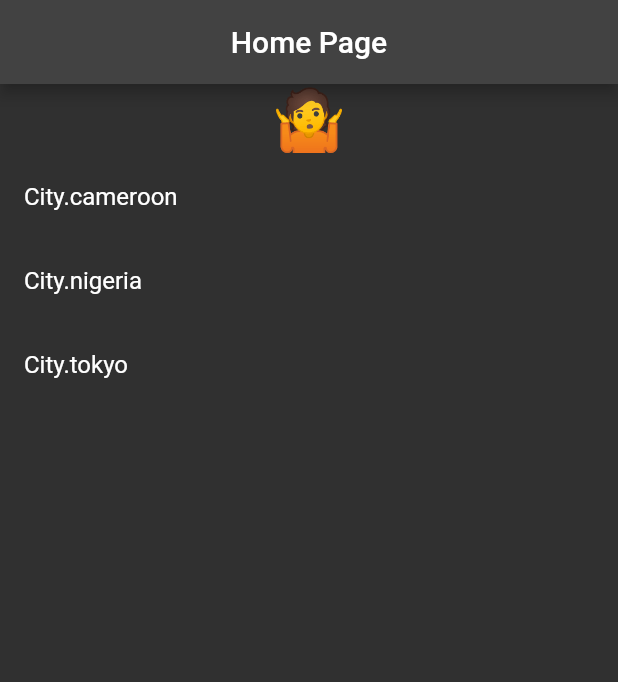
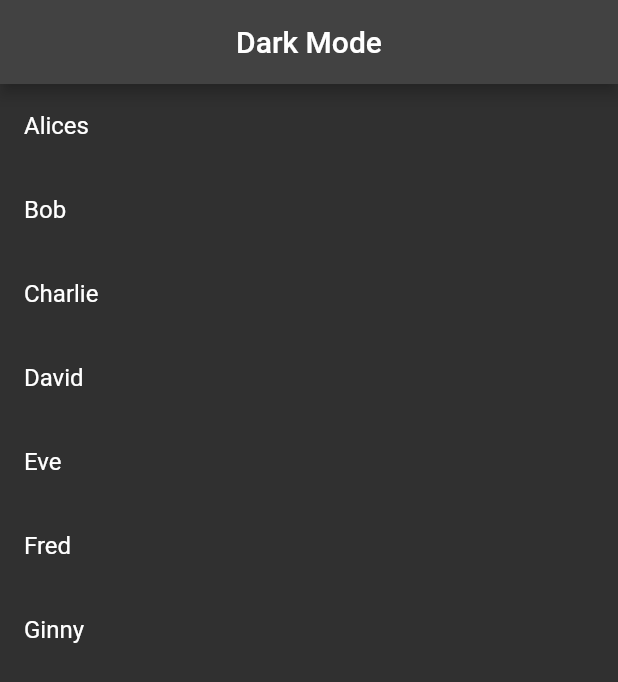
Before and after one commit to SlowedWalk/flutter_riverpod_tutorial, a Flutter app: the screen it shows after launch, on a phone screen of 412 x 824 dp. Shown: the top 682 px of the screen. Run offline on Flutter 3.47's test engine with Material 2 defaults, Android fonts, the phone set to English and light mode, and no system bars; our stand-ins replace hooks_riverpod.

Commit message:
example four completed/stream providers

```diff
--- a/lib/main.dart
+++ b/lib/main.dart
@@ -1,11 +1,7 @@
 import 'package:flutter/material.dart';
 import 'package:hooks_riverpod/hooks_riverpod.dart';
 
-void main() => runApp(
-  const ProviderScope(
-    child: App()
-  )
-);
+void main() => runApp(const ProviderScope(child: App()));
 
 class App extends StatelessWidget {
   const App({Key? key}) : super(key: key);
@@ -22,88 +18,56 @@ class App extends StatelessWidget {
   }
 }
 
-enum City {
-  cameroon,
-  nigeria,
-  tokyo,
-}
+const names = [
+  'Alices',
+  'Bob',
+  'Charlie',
+  'David',
+  'Eve',
+  'Fred',
+  'Ginny',
+  'Harriet',
+  'Ileana',
+  'Joseph',
+  'Kincaid',
+  'Larry',
+];
 
-typedef WeatherEmoji = String;
+final tickerProvider = StreamProvider((ref) => Stream.periodic(
+      const Duration(seconds: 1),
+      (i) => i + 1,
+    ));
 
-Future<WeatherEmoji> getWeather(City city) async {
-  await Future.delayed(const Duration(seconds: 1));
-  switch (city) {
-    case City.cameroon:
-      return '🌤';
-    case City.nigeria:
-      return '🌧';
-    case City.tokyo:
-      return '🌩';
-    default:
-      return '🔥';
-  }
-}
-
-// ui writes and read from this provider
-final currentCityProvider = StateProvider<City?>(
-  (ref) => null,
-);
-
-const unknownWeatherEmoji = '🤷';
-
-// will be read by the ui
-final weatherProvider = FutureProvider<WeatherEmoji>((ref) async {
-  final city = ref.watch(currentCityProvider);
-  if (city == null) {
-    return unknownWeatherEmoji;
-  } else {
-    return getWeather(city);
-  }
-});
+final namesProvider = StreamProvider((ref) => ref
+    .watch(tickerProvider.future)
+    .asStream()
+    .map((count) => names.getRange(0, count)));
 
 class HomePage extends ConsumerWidget {
   const HomePage({super.key});
 
   @override
   Widget build(BuildContext context, WidgetRef ref) {
-    final currentWeather = ref.watch(weatherProvider);
+    final names = ref.watch(namesProvider);
+
     return Scaffold(
       appBar: AppBar(
-        title: const Text('Home Page'),
+        title: const Text('Dark Mode'),
         centerTitle: true,
       ),
-      body: Column(
-        mainAxisAlignment: MainAxisAlignment.center,
-        children: [
-        currentWeather.when(
-          data: (data) => Text(data, style: const TextStyle(fontSize: 40),),
-          error: (error, stackTrace) => Text('Error: $error'),
-          loading: () => const Padding(
-            padding: EdgeInsets.all(16.0),
-            child: CircularProgressIndicator()
-            )
-),
-          Expanded(
-            child: ListView.builder(
-              itemCount: City.values.length,
-              itemBuilder: (context, index) {
-                final city = City.values[index];
-                final isSelected = city == ref.watch(currentCityProvider);
-                return ListTile(
-                  title: Text(
-                    city.toString(),
-                  ),
-                  trailing: isSelected
-                    ? const Icon(Icons.check, color: Colors.blue)
-                    : null,
-                  onTap: () =>
-                    ref.read(currentCityProvider.notifier)
-                      .state = city,
-                );
-              }
-            ),
-          ),
-        ],
+      body: names.when(
+        data: (nqmes) {
+          return ListView.builder(
+            itemCount: names.asData!.value.length,
+            itemBuilder: (context, index) {
+              return ListTile(
+                title: Text(names.asData!.value.elementAt(index)),
+              );
+            });
+          },
+        error: (error, stackTrace) =>
+            const Center(child: Text('Reached the end of the list')),
+        loading: () => const Center(child: CircularProgressIndicator()),
       ),
     );
   }
--- a/pubspec.yaml
+++ b/pubspec.yaml
@@ -19,7 +19,7 @@ publish_to: 'none' # Remove this line if you wish to publish to pub.dev
 version: 1.0.0+1
 
 environment:
-  sdk: '>=3.2.0 <4.0.0'
+  sdk: '>=3.1.0 <4.0.0'
 
 # Dependencies specify other packages that your package needs in order to work.
 # To automatically upgrade your package dependencies to the latest versions
```
Also changed, not shown: pubspec.lock, 2 other files.
